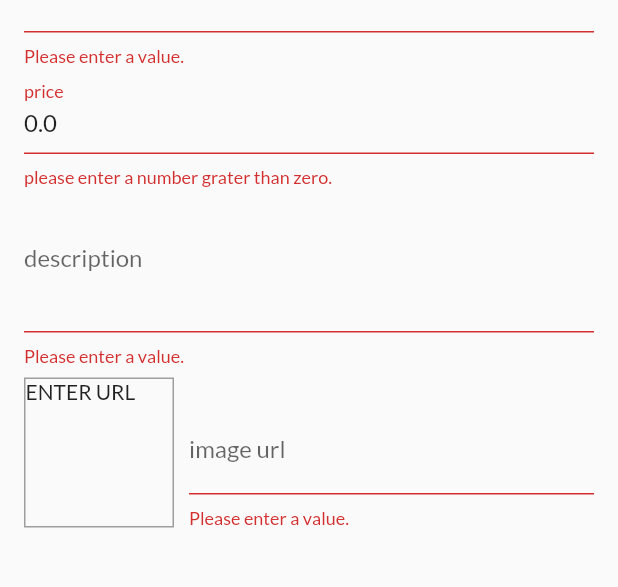
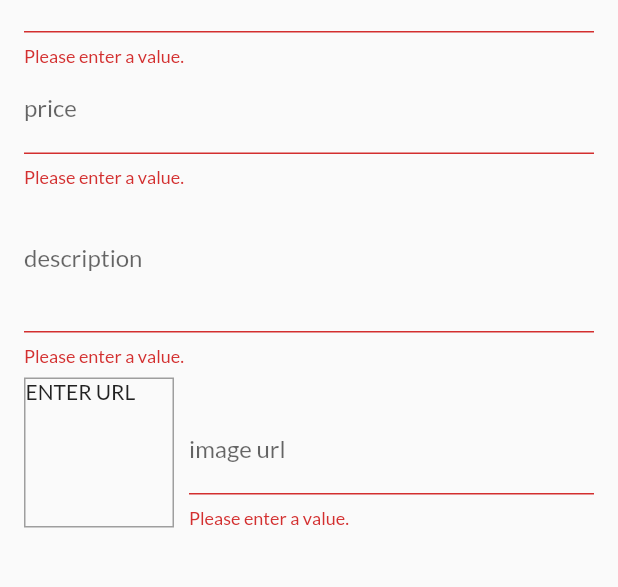
Before and after one commit to AmrAbdelmagid/ShopApp, a Flutter app: the EditProductScreen screen opened by its route, after a tap on the "save" icon, on a phone screen of 412 x 824 dp, the part 164-751 px from its top. Run offline on Flutter 3.47's test engine with Material 2 defaults, Android fonts, the phone set to English and light mode, and no system bars; network calls fail.

```diff
--- a/lib/providers/products_provider.dart
+++ b/lib/providers/products_provider.dart
@@ -81,6 +81,11 @@ class ProductsProvider with ChangeNotifier {
 
   }
 
+  deleteProduct(String id){
+    _items.removeWhere((element) => element.id == id);
+    notifyListeners();
+  }
+
   Product findById(String id) {
     return _items.firstWhere((prod) => prod.id == id);
   }
--- a/lib/screens/edit_product_screen.dart
+++ b/lib/screens/edit_product_screen.dart
@@ -27,6 +27,15 @@ class _EditProductScreenState extends State<EditProductScreen> {
     imageUrl: '',
   );
 
+  var _initialValues = {
+    'price':'',
+    'title': '',
+    'description': '',
+    'imageUrl': '',
+  };
+
+
+
   @override
   void initState() {
     _imageUrlFocusNode.addListener(_updateImage);
@@ -40,17 +49,24 @@ class _EditProductScreenState extends State<EditProductScreen> {
     if (_isInit) {
       final productId = ModalRoute.of(context).settings.arguments as String;
       if (productId != null){
-        final loadedProduct =
+        _editedProduct =
         Provider.of<ProductsProvider>(context, listen: false)
             .findById(productId);
-        _editedProduct = Product(
-            id: productId,
-            title: loadedProduct.title,
-            description: loadedProduct.description,
-            // imageUrl: loadedProduct.imageUrl,
-            imageUrl: '',
-            price: loadedProduct.price);
-        _imageUrlController.text = loadedProduct.imageUrl;
+        _initialValues = {
+          'price':_editedProduct.price.toString(),
+          'title': _editedProduct.title,
+          'description': _editedProduct.description,
+          'imageUrl': '',
+        };
+        // _editedProduct = Product(
+        //     id: productId,
+        //     isFavorite: loadedProduct.isFavorite,
+        //     title: loadedProduct.title,
+        //     description: loadedProduct.description,
+        //     // imageUrl: loadedProduct.imageUrl,
+        //     imageUrl: '',
+        //     price: loadedProduct.price);
+        _imageUrlController.text = _editedProduct.imageUrl;
       }
 
     }
@@ -123,7 +139,7 @@ class _EditProductScreenState extends State<EditProductScreen> {
               TextFormField(
                 decoration: InputDecoration(labelText: 'title'),
                 textInputAction: TextInputAction.next,
-                initialValue: _editedProduct.title,
+                initialValue: _initialValues['title'],
                 onFieldSubmitted: (_) {
                   FocusScope.of(context).requestFocus(_priceFocusNode);
                 },
@@ -148,7 +164,7 @@ class _EditProductScreenState extends State<EditProductScreen> {
                 textInputAction: TextInputAction.next,
                 keyboardType: TextInputType.number,
                 focusNode: _priceFocusNode,
-                initialValue: _editedProduct.price.toString(),
+                initialValue: _initialValues['price'],
                 onFieldSubmitted: (_) {
                   FocusScope.of(context).requestFocus(_descriptionFocusNode);
                 },
@@ -179,7 +195,7 @@ class _EditProductScreenState extends State<EditProductScreen> {
                 keyboardType: TextInputType.multiline,
                 maxLines: 3,
                 focusNode: _descriptionFocusNode,
-                initialValue: _editedProduct.description,
+                initialValue: _initialValues['description'],
                 onSaved: (value) {
                   _editedProduct = Product(
                       id: _editedProduct.id,
--- a/lib/widgets/user_product_item.dart
+++ b/lib/widgets/user_product_item.dart
@@ -1,4 +1,6 @@
 import 'package:flutter/material.dart';
+import 'package:provider/provider.dart';
+import 'package:untitled1/providers/products_provider.dart';
 import 'package:untitled1/screens/edit_product_screen.dart';
 
 class UserProductItem extends StatelessWidget {
@@ -33,7 +35,9 @@ class UserProductItem extends StatelessWidget {
               ),
             ),
             IconButton(
-              onPressed: () {},
+              onPressed: () {
+                Provider.of<ProductsProvider>(context,listen: false).deleteProduct(id);
+              },
               icon: Icon(
                 Icons.delete,
                 color: Theme.of(context).errorColor,
```
